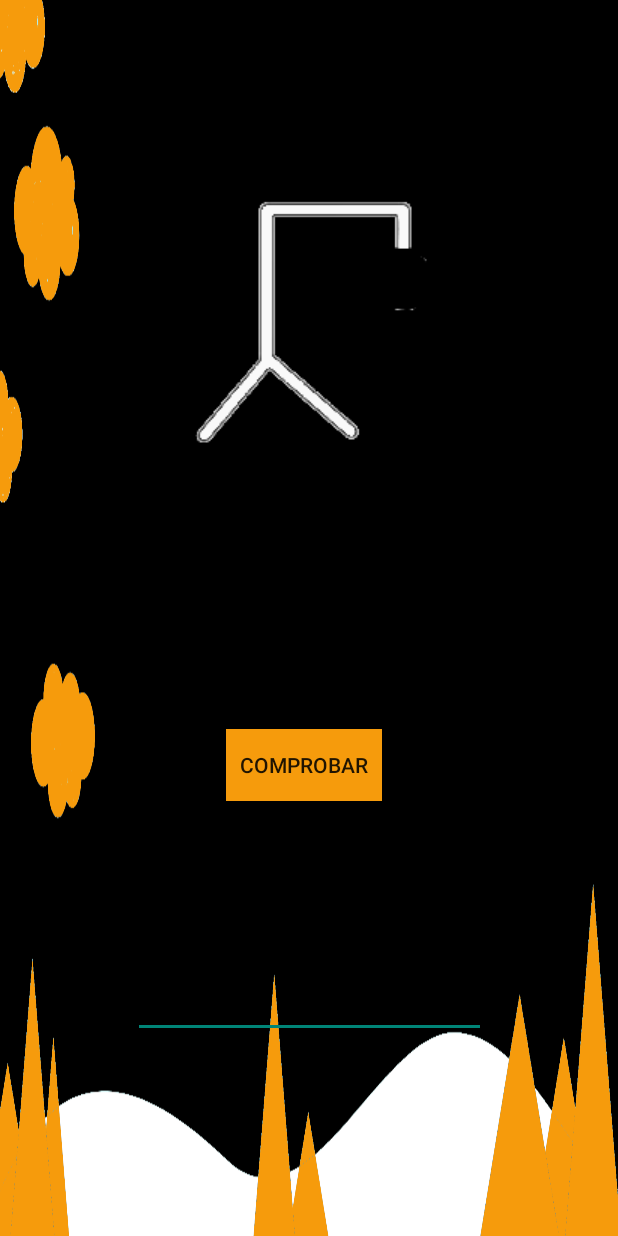
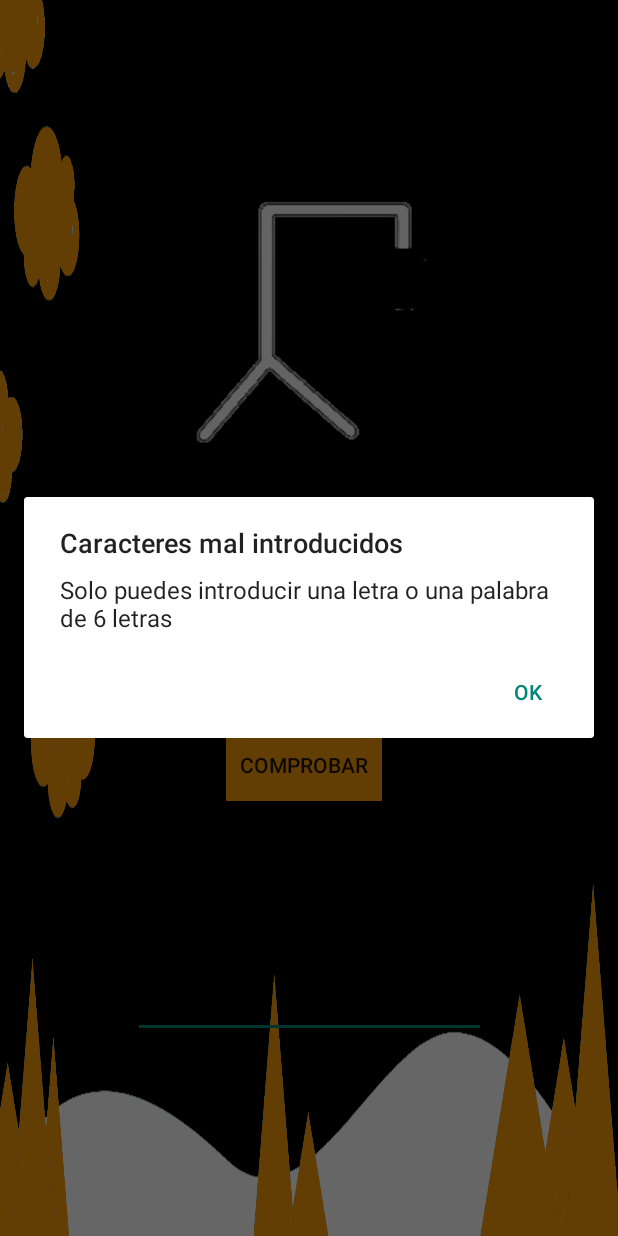
Before and after one commit to apuyobraulio/TG2Grupo3Ahorcado, an Android app: the PantallaJuegoActivity screen opened directly, with no data from a screen before it, after a tap on "COMPROBAR", on a phone screen of 412 x 824 dp. Run offline under Robolectric (Android 15) with nearby library versions, the phone set to English and light mode, and no system bars.

Commit message:
Funcionalidad juego

```diff
--- a/app/src/main/java/conn/example/tg2grupo3ahorcado/controller/ControllerGame.java
+++ b/app/src/main/java/conn/example/tg2grupo3ahorcado/controller/ControllerGame.java
@@ -1,19 +1,26 @@
 package conn.example.tg2grupo3ahorcado.controller;
 
+import androidx.annotation.NonNull;
+
 import java.util.ArrayList;
+import java.util.Arrays;
+import java.util.Locale;
+import java.util.Observable;
+import java.util.stream.Stream;
 
-public class ControllerGame {
+public class ControllerGame{
 
     private final String palabra;
     private int vidas;
+    private Stream<Character> letter;
 
-    public ControllerGame(String palabra){
-        this.palabra = palabra;
+    public ControllerGame(@NonNull String palabra){
+        this.palabra = palabra.toUpperCase(Locale.ROOT);
         this.vidas = 6;
     }
 
     public boolean introducirPalabra(String intento){
-        if(this.palabra.equals(intento)){
+        if(this.palabra.equals(intento.toUpperCase(Locale.ROOT))){
             return true;
         }
         vidas--;
@@ -23,6 +30,7 @@ public class ControllerGame {
     public ArrayList<Integer> introducirLetra(char letra){
         ArrayList<Integer> posiciones = new ArrayList<>();
         char[] letras = palabra.toCharArray();
+        letra = Character.toUpperCase(letra);
         for (int i = 0; i < letras.length; i++) {
             if (letra == letras[i]) posiciones.add(i);
         }
--- a/app/src/main/java/conn/example/tg2grupo3ahorcado/controller/Counter.java
+++ b/app/src/main/java/conn/example/tg2grupo3ahorcado/controller/Counter.java
@@ -4,22 +4,27 @@ import java.util.function.Consumer;
 
 public class Counter extends Thread{
 
-    int count = 0;
-    Consumer<Integer> consumer;
+    private int count = 0;
+    private final Consumer<Integer> consumer;
+    private boolean jugando = true;
 
     public Counter(Consumer<Integer> consumer){
         this.consumer = consumer;
         start();
     }
 
+    public Integer finalizar(){
+        this.jugando = false;
+        return count;
+    }
+
     @Override
     public void run() {
         super.run();
-        while (true){
+        while (jugando){
             try {
                 Thread.sleep(1000);
-                count++;
-                consumer.accept(count);
+                consumer.accept(++count);
             } catch (InterruptedException e) {
                 e.printStackTrace();
             }
--- a/app/src/main/java/conn/example/tg2grupo3ahorcado/view/PantallaJuegoActivity.java
+++ b/app/src/main/java/conn/example/tg2grupo3ahorcado/view/PantallaJuegoActivity.java
@@ -1,5 +1,7 @@
 package conn.example.tg2grupo3ahorcado.view;
 
+import androidx.annotation.NonNull;
+import androidx.appcompat.app.AlertDialog;
 import androidx.appcompat.app.AppCompatActivity;
 
 import android.graphics.Paint;
@@ -8,10 +10,32 @@ import android.widget.Button;
 import android.widget.EditText;
 import android.widget.TextView;
 
+import java.util.ArrayList;
+import java.util.Arrays;
+import java.util.Collections;
+import java.util.Observable;
+import java.util.Observer;
+
 import conn.example.tg2grupo3ahorcado.R;
+import conn.example.tg2grupo3ahorcado.controller.ControllerCSV;
+import conn.example.tg2grupo3ahorcado.controller.ControllerGame;
 import conn.example.tg2grupo3ahorcado.controller.Counter;
+import conn.example.tg2grupo3ahorcado.model.ListaPalabras;
+import conn.example.tg2grupo3ahorcado.model.User;
+import conn.example.tg2grupo3ahorcado.utilidades.DateUtil;
 
-public class PantallaJuegoActivity extends AppCompatActivity {
+public class PantallaJuegoActivity extends AppCompatActivity{
+
+    private ArrayList<Character> letras = new ArrayList<>();
+    String palabra;
+    private Counter counter;
+    private ControllerGame game;
+    TextView txtletra1;
+    TextView txtletra2;
+    TextView txtletra3;
+    TextView txtletra4;
+    TextView txtletra5;
+    TextView txtletra6;
 
     @Override
     protected void onCreate(Bundle savedInstanceState) {
@@ -20,32 +44,125 @@ public class PantallaJuegoActivity extends AppCompatActivity {
 
         TextView txtfallos= findViewById(R.id.txtfallos);
 
-        TextView txtletra1= findViewById(R.id.txtletra1);
+        txtletra1= findViewById(R.id.txtletra1);
         txtletra1.setPaintFlags(txtletra1.getPaintFlags() | Paint.UNDERLINE_TEXT_FLAG);
-        TextView txtletra2= findViewById(R.id.txtletra2);
+        txtletra2= findViewById(R.id.txtletra2);
         txtletra2.setPaintFlags(txtletra2.getPaintFlags() | Paint.UNDERLINE_TEXT_FLAG);
-        TextView txtletra3= findViewById(R.id.txtletra3);
+        txtletra3= findViewById(R.id.txtletra3);
         txtletra3.setPaintFlags(txtletra3.getPaintFlags() | Paint.UNDERLINE_TEXT_FLAG);
-        TextView txtletra4= findViewById(R.id.txtletra4);
+        txtletra4= findViewById(R.id.txtletra4);
         txtletra4.setPaintFlags(txtletra4.getPaintFlags() | Paint.UNDERLINE_TEXT_FLAG);
-        TextView txtletra5= findViewById(R.id.txtletra5);
+        txtletra5= findViewById(R.id.txtletra5);
         txtletra5.setPaintFlags(txtletra5.getPaintFlags() | Paint.UNDERLINE_TEXT_FLAG);
-        TextView txtletra6= findViewById(R.id.txtletra6);
+        txtletra6= findViewById(R.id.txtletra6);
         txtletra6.setPaintFlags(txtletra6.getPaintFlags() | Paint.UNDERLINE_TEXT_FLAG);
         EditText txtpalabra= findViewById(R.id.txtpalabra);
         Button btncomprobar= findViewById(R.id.btncomprobar);
 
         btncomprobar.setOnClickListener(v ->{
+            String intent = txtpalabra.getText().toString();
+            if (intent.length() != 1 && intent.length() != 6){
+                alertaCaracteres();
+                return;
+            }
+            if(intent.length() == 6){
+                if(game.introducirPalabra(intent)){
+                    gameWinner();
+                }
+                else palabraFallada(intent);
+            }
+            if(intent.length() == 1){
+                Character letra = intent.charAt(0);
+                ArrayList<Integer> posiciones = game.introducirLetra(letra);
+                if(posiciones.isEmpty());
+                addAciertos(posiciones, intent);
+                if(!letras.contains(letra)){
+                    letras.add(letra);
+                }
+                comprobarVictoria();
+            }
+            comprobarVidas();
 
         });
 
     }
 
+    private void comprobarVictoria() {
+        boolean victoria = true;
+        for (Character c : palabra.toCharArray()) {
+            if(!letras.contains(c)) victoria = false;
+        }
+        if (victoria) gameWinner();
+    }
+
+    private void comprobarVidas() {
+    }
+
+    private void addAciertos(@NonNull ArrayList<Integer> posiciones, String letra) {
+        for (Integer posicion : posiciones) {
+            switch (posicion){
+                case 0: {
+                    txtletra1.setText(letra);
+                    break;
+                }
+                case 1: {
+                    txtletra2.setText(letra);
+                    break;
+                }
+                case 2: {
+                    txtletra3.setText(letra);
+                    break;
+                }
+                case 3: {
+                    txtletra4.setText(letra);
+                    break;
+                }
+                case 4: {
+                    txtletra5.setText(letra);
+                    break;
+                }
+                case 5: {
+                    txtletra6.setText(letra);
+                    break;
+                }
+            }
+        }
+    }
+
+    private void palabraFallada(String intent) {
+        new AlertDialog.Builder(this)
+                .setTitle("Palabra erronea")
+                .setMessage(String.format("La palabra %s no es la correcta sigue probando", intent))
+                .setPositiveButton("Ok", null)
+                .show();
+    }
+
+    private void gameWinner() {
+        int timer = counter.finalizar();
+        User user = new User("", game.getVidas(), DateUtil.now(), timer);
+        ControllerCSV.registrar(this, user);
+        new AlertDialog.Builder(this)
+                .setTitle("Victoria")
+                .setMessage("Enhorabuena has acertado la palabra")
+                .setPositiveButton("Ok", null)
+                .show();
+    }
+
+    private void alertaCaracteres() {
+        new AlertDialog.Builder(this)
+                .setTitle("Caracteres mal introducidos")
+                .setMessage("Solo puedes introducir una letra o una palabra de 6 letras")
+                .setPositiveButton("Ok", null)
+                .show();
+    }
+
     @Override
     protected void onStart() {
         super.onStart();
+        palabra = ListaPalabras.getRandom();
+        game = new ControllerGame(palabra);
         TextView txtDato = findViewById(R.id.txtcontador);
-        Counter counter = new Counter(count ->
+        counter = new Counter(count ->
                 runOnUiThread(() -> txtDato.setText(String.valueOf(count))));
     }
 }
```
